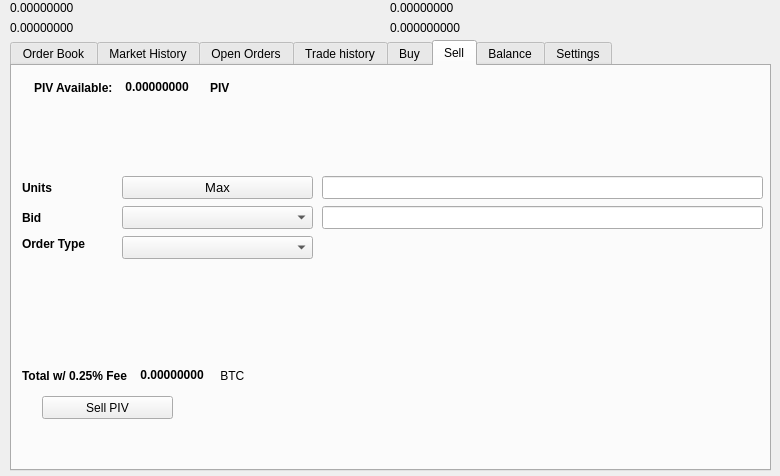
Old version of the form src/qt/forms/tradingdialog.ui in the repository TheRealOxyd69/Dorin.
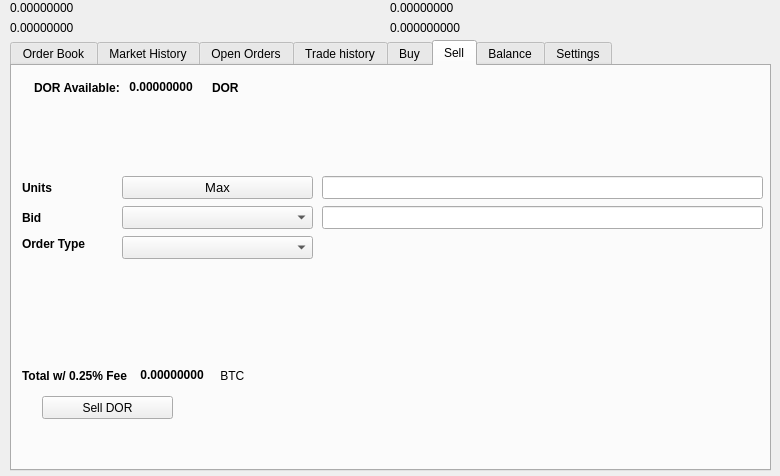
New version of the form. The open tabs and pages were chosen to show the change. Icons and pictures are not drawn.

```diff
--- a/src/qt/forms/tradingdialog.ui
+++ b/src/qt/forms/tradingdialog.ui
@@ -1751,7 +1751,7 @@
       </rect>
      </property>
      <property name="text">
-      <string>Sell PIV</string>
+      <string>Sell DOR</string>
      </property>
      <property name="icon">
       <iconset resource="../dorin">
@@ -1777,7 +1777,7 @@
          </font>
         </property>
         <property name="text">
-         <string>PIV Available:</string>
+         <string>DOR Available:</string>
         </property>
        </widget>
       </item>
@@ -2221,7 +2221,7 @@
          </font>
         </property>
         <property name="text">
-         <string>PIV</string>
+         <string>DOR</string>
         </property>
        </widget>
       </item>
```
Left out of the diff: 34 changed lines with no effect on the pictures.
